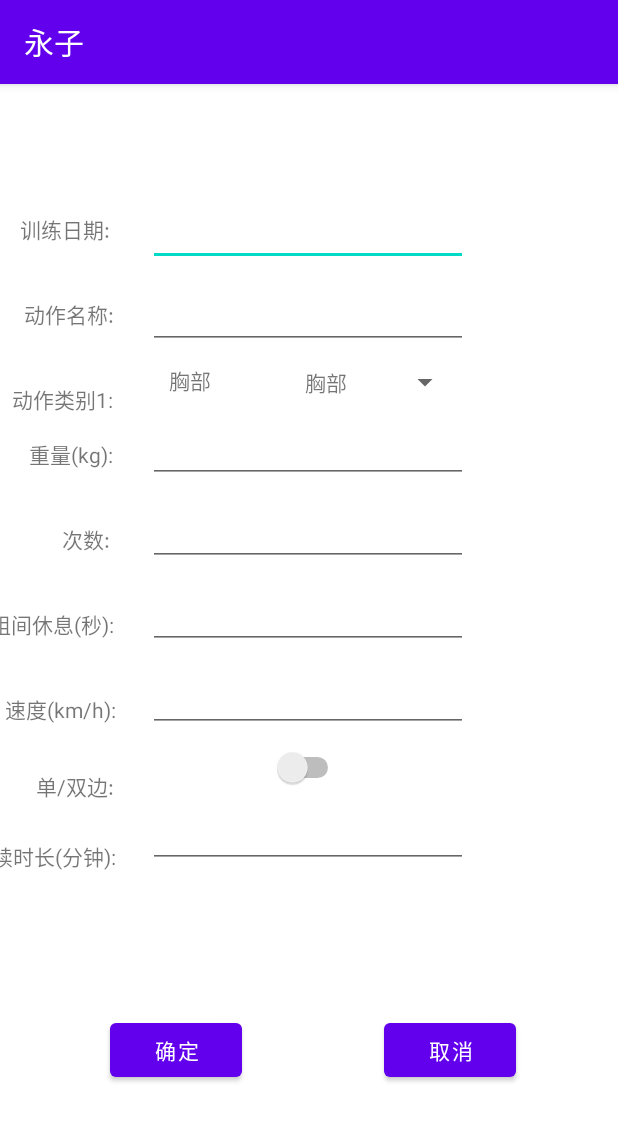
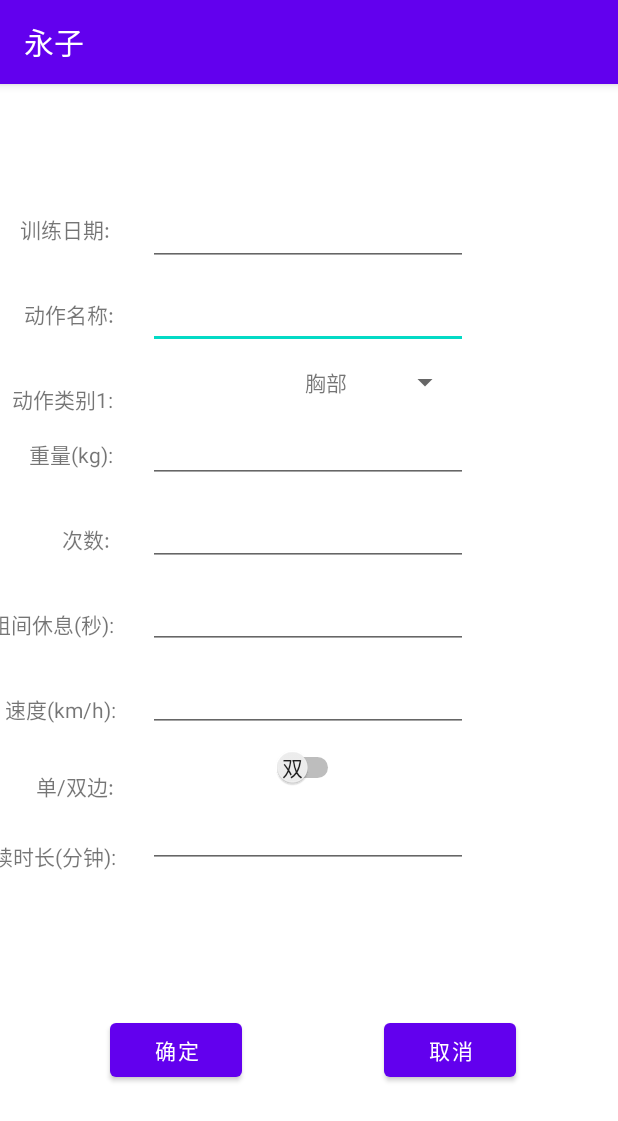
Before and after one commit to yliu19930120/MyApplication, an Android app: the ActionActivity screen opened directly, with no data from a screen before it, on a phone screen of 412 x 824 dp. Shown: the top 1121 px of the screen. Run offline under Robolectric (Android 15) with nearby library versions, the phone set to English and light mode, and no system bars; our stand-ins replace RxJava; network calls fail; 1 statement that could not run was skipped.

Commit message:
完工的第一个版本

```diff
--- a/app/src/main/java/com/yliu/myapplication/ActionActivity.kt
+++ b/app/src/main/java/com/yliu/myapplication/ActionActivity.kt
@@ -34,7 +34,7 @@ class ActionActivity() : AppCompatActivity() {
 
         val typel1TextView = findViewById<TextView>(R.id.typel1_text)
 
-        val actionTypel1s = listOf("胸部","背部","肩部","腿部","手臂","腹部","体能","有氧","核心肌群","其他")
+        val actionTypel1s = Cost.ACTION_TYPES
 
         typeL1Spinner.adapter = ArrayAdapter<String>(this, R.layout.action_typel1s,actionTypel1s)
 
@@ -87,7 +87,6 @@ class ActionActivity() : AppCompatActivity() {
         val groupNB = findViewById<EditText>(R.id.group_times_number)
         val timsNB = findViewById<EditText>(R.id.times_number)
         val unilateralSW = findViewById<Switch>(R.id.unilateral_switch)
-
         return Action(action?.id,Global.loginUser!!.id!!,
                 actionNameTV.text.toString(),
                 typel1TextView.text.toString(),
@@ -95,7 +94,7 @@ class ActionActivity() : AppCompatActivity() {
                 weightNB.text.toString().toDoubleOrNull(),
                 numsTV.text.toString().toIntOrNull(),
                 groupNB.text.toString().toIntOrNull(),
-                if ("单".equals(unilateralSW.text.toString())) "1" else "0",
+                if (unilateralSW.isChecked) "1" else "0",
                 LocalDate.parse(traningDateTV.text,DateTimeFormatter.ofPattern("yyyy-MM-dd")),
                 speedNB.text.toString().toDoubleOrNull(),
                 timsNB.text.toString().toDoubleOrNull())
@@ -111,6 +110,6 @@ class ActionActivity() : AppCompatActivity() {
         findViewById<EditText>(R.id.weight_number).setText(action.weight?.toString())
         findViewById<EditText>(R.id.group_times_number).setText(action.groupsTimes?.toString())
         findViewById<EditText>(R.id.times_number).setText(action.times?.toString())
-        findViewById<Switch>(R.id.unilateral_switch).setText(action.unilateral)
+        findViewById<Switch>(R.id.unilateral_switch).isChecked = ("1".equals(action.unilateral))
     }
 }
--- /dev/null
+++ b/app/src/main/java/com/yliu/myapplication/common/Cost.kt
@@ -0,0 +1,9 @@
+package com.yliu.myapplication.common
+
+object Cost {
+
+    val ACTION_TYPES = listOf("胸部","背部","肩部","腿部","手臂","腹部","体能","有氧","核心肌群","其他")
+    val AEROBIC_TYPES = listOf("体能","有氧")
+
+
+}
--- a/app/src/main/res/layout/activity_action.xml
+++ b/app/src/main/res/layout/activity_action.xml
@@ -12,6 +12,7 @@
         android:layout_height="wrap_content"
         android:layout_marginTop="76dp"
         android:ems="10"
+        android:focusableInTouchMode="false"
         android:inputType="date"
         app:layout_constraintEnd_toEndOf="parent"
         app:layout_constraintHorizontal_bias="0.497"
@@ -92,12 +93,12 @@
         android:layout_width="wrap_content"
         android:layout_height="wrap_content"
         android:layout_marginTop="10dp"
+        android:showText="true"
         android:textOff="@string/double_text"
         android:textOn="@string/single_text"
         app:layout_constraintEnd_toEndOf="@+id/times_number"
         app:layout_constraintStart_toStartOf="@+id/times_number"
-        app:layout_constraintTop_toBottomOf="@+id/speed_number"
-        tools:showText="true" />
+        app:layout_constraintTop_toBottomOf="@+id/speed_number" />
 
     <Button
         android:id="@+id/sure_button"
@@ -217,6 +218,7 @@
         android:layout_height="wrap_content"
         android:layout_marginStart="14dp"
         android:layout_marginTop="10dp"
+        android:visibility="gone"
         app:layout_constraintStart_toStartOf="@+id/action_name_text"
         app:layout_constraintTop_toBottomOf="@+id/action_name_text" />
 
```
Also changed, not shown: app/src/main/java/com/yliu/myapplication/ActionListAdapter.kt (+15 -0 lines), app/src/main/res/layout/action_list.xml (+14 -0 lines).
